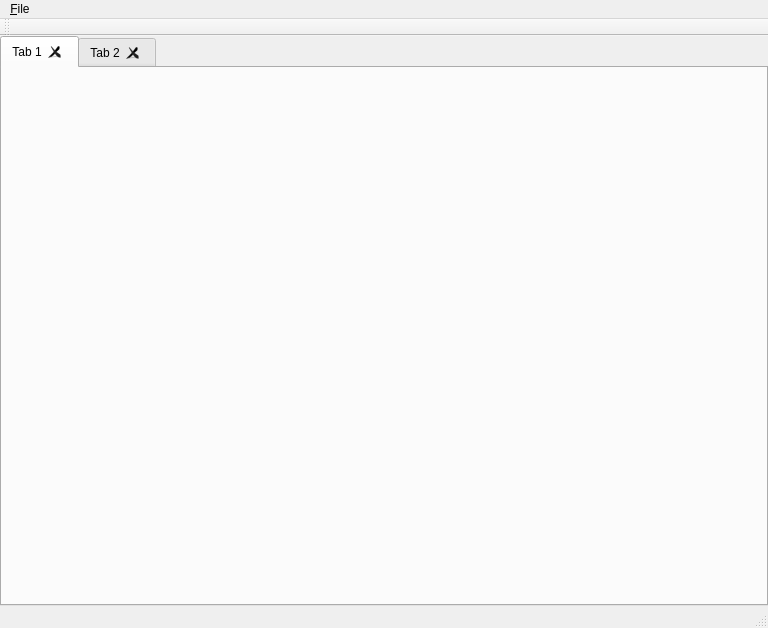
Old version of the form src/mainwindow.ui in the repository dapaulid/xenon.
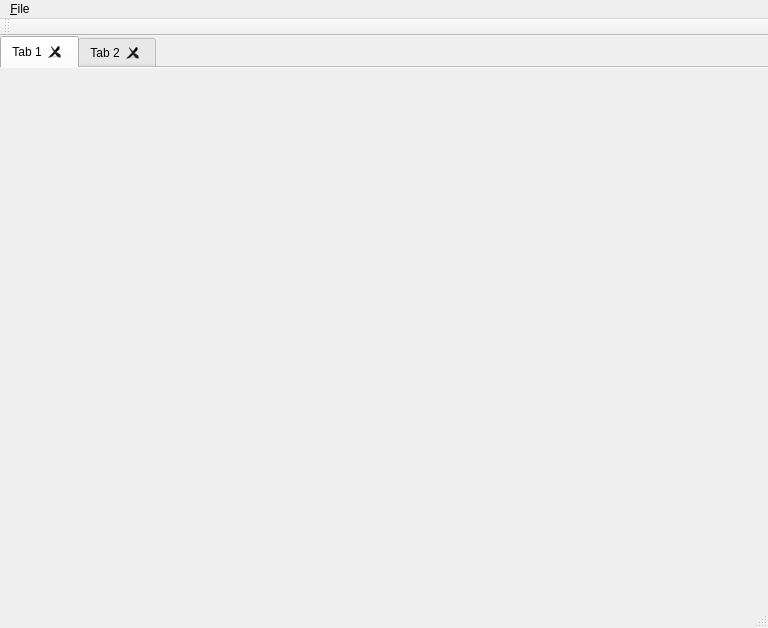
New version of the form.

Patch:
```diff
--- a/src/mainwindow.ui
+++ b/src/mainwindow.ui
@@ -35,9 +35,15 @@
       <property name="currentIndex">
        <number>0</number>
       </property>
+      <property name="documentMode">
+       <bool>true</bool>
+      </property>
       <property name="tabsClosable">
        <bool>true</bool>
       </property>
+      <property name="movable">
+       <bool>true</bool>
+      </property>
       <widget class="QWidget" name="tab">
        <attribute name="title">
         <string>Tab 1</string>
```
